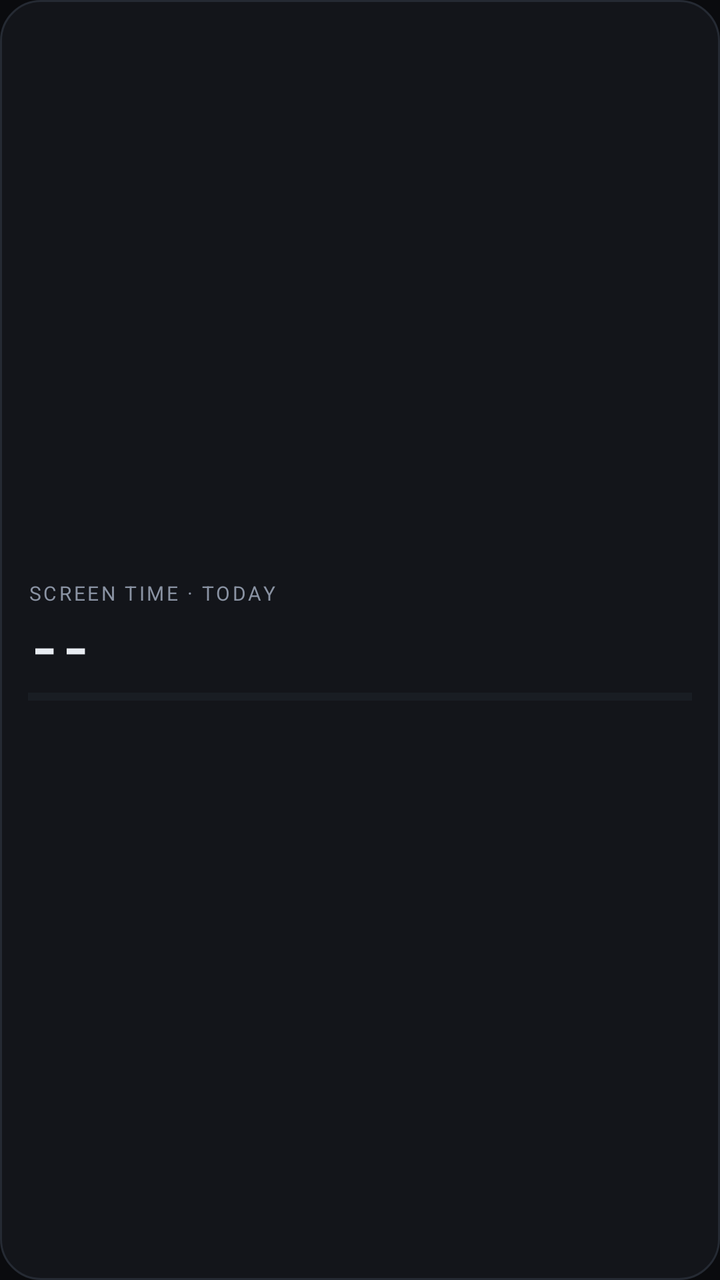
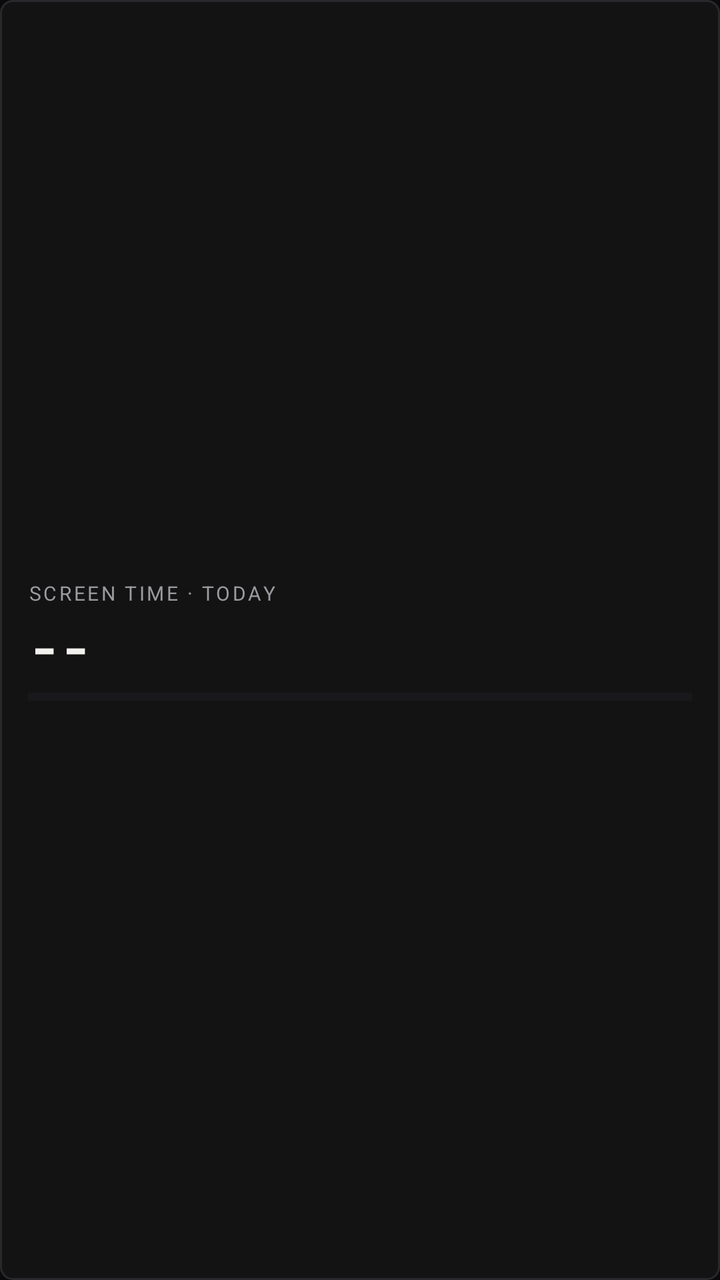

Two renders of the same Android screen: before a commit and after it. Below are the layout's source before the change and the commit's diff.
<!-- AndroidManifest.xml: application theme Theme.ScreenTime -->
<!-- res/layout/widget_screentime.xml -->
<?xml version="1.0" encoding="utf-8"?>
<LinearLayout xmlns:android="http://schemas.android.com/apk/res/android"
    android:id="@+id/widget_root"
    android:layout_width="match_parent"
    android:layout_height="match_parent"
    android:background="@drawable/widget_bg"
    android:gravity="center_vertical"
    android:orientation="vertical"
    android:padding="14dp">

    <LinearLayout
        android:layout_width="match_parent"
        android:layout_height="wrap_content"
        android:gravity="center_vertical"
        android:orientation="horizontal">

        <TextView
            android:layout_width="0dp"
            android:layout_height="wrap_content"
            android:layout_weight="1"
            android:text="SCREEN TIME · TODAY"
            android:textColor="@color/text_secondary"
            android:textSize="10sp"
            android:letterSpacing="0.12" />

        <TextView
            android:id="@+id/widget_status"
            android:layout_width="wrap_content"
            android:layout_height="wrap_content"
            android:fontFamily="monospace"
            android:textColor="@color/accent"
            android:textSize="10sp" />
    </LinearLayout>

    <LinearLayout
        android:layout_width="match_parent"
        android:layout_height="wrap_content"
        android:layout_marginTop="2dp"
        android:baselineAligned="true"
        android:orientation="horizontal">

        <TextView
            android:id="@+id/widget_time"
            android:layout_width="wrap_content"
            android:layout_height="wrap_content"
            android:fontFamily="monospace"
            android:text="--"
            android:textColor="@color/text_primary"
            android:textSize="26sp"
            android:textStyle="bold" />

        <TextView
            android:id="@+id/widget_unlocks"
            android:layout_width="wrap_content"
            android:layout_height="wrap_content"
            android:layout_marginStart="12dp"
            android:fontFamily="monospace"
            android:textColor="@color/text_secondary"
            android:textSize="12sp" />
    </LinearLayout>

    <ProgressBar
        android:id="@+id/widget_progress"
        style="@android:style/Widget.Material.ProgressBar.Horizontal"
        android:layout_width="match_parent"
        android:layout_height="4dp"
        android:layout_marginTop="6dp"
        android:max="1000"
        android:progressTint="@color/accent"
        android:progressBackgroundTint="#FF2A2F38" />
</LinearLayout>
<!-- resources referenced by this layout -->
<resources>
  <color name="accent">#FF4FD1FF</color>
  <color name="text_primary">#FFE8ECF2</color>
  <color name="text_secondary">#FF8A93A3</color>
  <!-- drawable widget_bg (drawable) -->
  <?xml version="1.0" encoding="utf-8"?>
  <shape xmlns:android="http://schemas.android.com/apk/res/android" android:shape="rectangle">
      <solid android:color="#F214161B" />
      <corners android:radius="20dp" />
      <stroke android:width="1dp" android:color="#FF252A33" />
  </shape>
  <style name="Theme.ScreenTime" parent="android:Theme.Material.NoActionBar">
          <item name="android:windowBackground">@color/bg</item>
          <item name="android:colorBackground">@color/bg</item>
          <item name="android:statusBarColor">@android:color/transparent</item>
          <item name="android:navigationBarColor">@android:color/transparent</item>
          <item name="android:windowLightStatusBar">false</item>
      </style>
  <color name="bg">#FF0A0B0E</color>
</resources>

<!-- the commit's change to res/layout/widget_screentime.xml (unified diff, before → after) -->
@@ -67,5 +67,5 @@
         android:layout_marginTop="6dp"
         android:max="1000"
         android:progressTint="@color/accent"
-        android:progressBackgroundTint="#FF2A2F38" />
+        android:progressBackgroundTint="#FF29292D" />
 </LinearLayout>
<!-- resource entries referenced after the edit -->
@@ -1,14 +1,14 @@
 <!-- resources referenced by this layout -->
 <resources>
-  <color name="accent">#FF4FD1FF</color>
-  <color name="text_primary">#FFE8ECF2</color>
-  <color name="text_secondary">#FF8A93A3</color>
+  <color name="accent">#FFFF7A1A</color>
+  <color name="text_primary">#FFF2F1EE</color>
+  <color name="text_secondary">#FF9B9A9F</color>
   <!-- drawable widget_bg (drawable) -->
   <?xml version="1.0" encoding="utf-8"?>
   <shape xmlns:android="http://schemas.android.com/apk/res/android" android:shape="rectangle">
-      <solid android:color="#F214161B" />
-      <corners android:radius="20dp" />
-      <stroke android:width="1dp" android:color="#FF252A33" />
+      <solid android:color="#F2131315" />
+      <corners android:radius="6dp" />
+      <stroke android:width="1dp" android:color="#FF29292D" />
   </shape>
   <style name="Theme.ScreenTime" parent="android:Theme.Material.NoActionBar">
           <item name="android:windowBackground">@color/bg</item>
@@ -17,6 +17,6 @@
           <item name="android:navigationBarColor">@android:color/transparent</item>
           <item name="android:windowLightStatusBar">false</item>
       </style>
-  <color name="bg">#FF0A0B0E</color>
+  <color name="bg">#FF0B0B0C</color>
 </resources>
 
